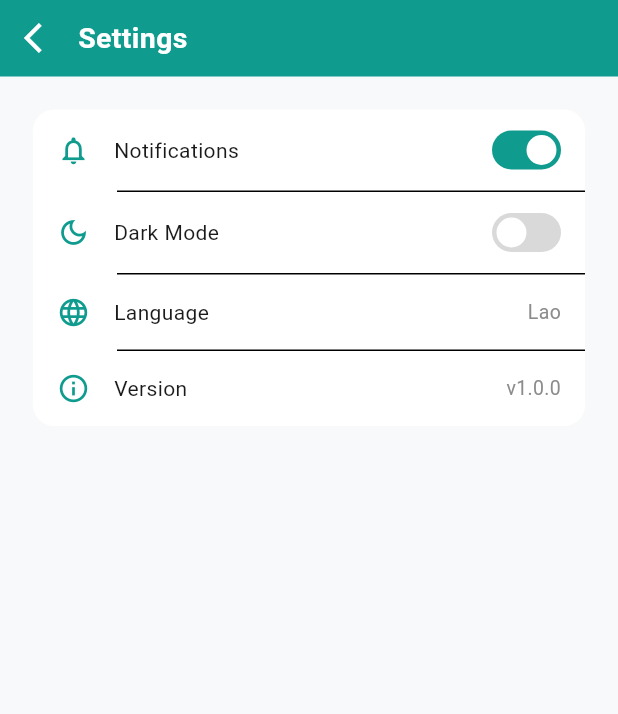
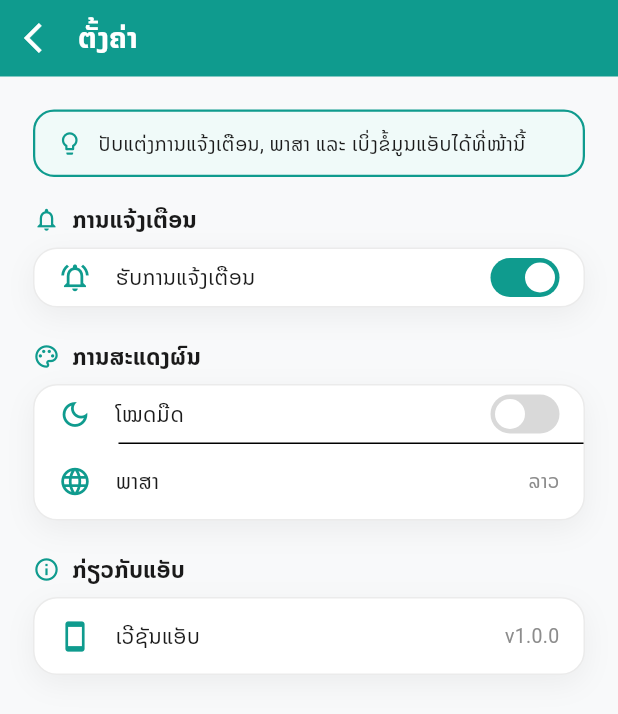
Before and after one commit to haen3689/motogate_v1, a Flutter app: the SettingsScreen screen opened by its route, on a phone screen of 412 x 824 dp. Shown: the top 714 px of the screen. Run offline on Flutter 3.47's test engine with Material 3 defaults, Android fonts, the phone set to English and light mode, and no system bars; drawn by our look-alikes of showcaseview; our stand-ins replace cloud_firestore, dio, firebase_analytics, firebase_auth, firebase_core, firebase_messaging and 5 more; accounts and stored records are empty; network calls fail.

Commit message:
Redesign Settings page, resize Documents cards, update dev API host
- Settings: rebuild with sectioned-card style (tip banner, grouped
  sections, Lao translations) replacing the old English stub UI
- Documents: enlarge card text/icons for readability
- api_client: point dev API base URL at current LAN IP

Co-Authored-By: Claude Sonnet 5 <noreply@anthropic.com>

```diff
--- a/lib/core/services/api_client.dart
+++ b/lib/core/services/api_client.dart
@@ -4,7 +4,7 @@ import 'package:flutter_secure_storage/flutter_secure_storage.dart';
 class ApiClient {
   static const _baseUrl = String.fromEnvironment(
     'API_BASE_URL',
-    defaultValue: 'http://192.168.100.8:3000/api/v1',
+    defaultValue: 'http://192.168.100.4:3000/api/v1',
   );
 
   static const _storage = FlutterSecureStorage();
--- a/lib/features/profile/settings_screen.dart
+++ b/lib/features/profile/settings_screen.dart
@@ -2,18 +2,127 @@ import 'package:flutter/material.dart';
 import '../../core/theme/app_colors.dart';
 import '../../core/theme/app_text_styles.dart';
 import '../../core/widgets/widgets.dart';
-class SettingsScreen extends StatefulWidget { const SettingsScreen({super.key}); @override State<SettingsScreen> createState() => _S(); }
-class _S extends State<SettingsScreen> {
-  bool _n = true, _d = false;
+
+class SettingsScreen extends StatefulWidget {
+  const SettingsScreen({super.key});
+  @override
+  State<SettingsScreen> createState() => _SettingsScreenState();
+}
+
+class _SettingsScreenState extends State<SettingsScreen> {
+  bool _notifications = true;
+  bool _darkMode = false;
+
   @override
   Widget build(BuildContext context) {
-    return Scaffold(backgroundColor: AppColors.background, appBar: const MgHeader(title: 'Settings'),
-      body: SingleChildScrollView(padding: const EdgeInsets.all(22), child: Container(decoration: BoxDecoration(color: AppColors.white, borderRadius: BorderRadius.circular(14)),
-        child: Column(children: [
-          _t(Icons.notifications_outlined, 'Notifications', MgToggle(value: _n, onChanged: (v) => setState(() => _n = v))), const Divider(height: 1, indent: 56),
-          _t(Icons.dark_mode_outlined, 'Dark Mode', MgToggle(value: _d, onChanged: (v) => setState(() => _d = v))), const Divider(height: 1, indent: 56),
-          _t(Icons.language, 'Language', const Text('Lao', style: AppTextStyles.bodySmall)), const Divider(height: 1, indent: 56),
-          _t(Icons.info_outline, 'Version', const Text('v1.0.0', style: AppTextStyles.bodySmall))]))));
+    return Scaffold(
+      backgroundColor: AppColors.background,
+      appBar: const MgHeader(title: 'ຕັ້ງຄ່າ'),
+      body: SingleChildScrollView(
+        padding: const EdgeInsets.all(22),
+        child: Column(
+          crossAxisAlignment: CrossAxisAlignment.start,
+          children: [
+            _tipBanner('ປັບແຕ່ງການແຈ້ງເຕືອນ, ພາສາ ແລະ ເບິ່ງຂໍ້ມູນແອັບໄດ້ທີ່ໜ້ານີ້'),
+            const SizedBox(height: 18),
+
+            _sectionHeader(Icons.notifications_outlined, 'ການແຈ້ງເຕືອນ'),
+            const SizedBox(height: 8),
+            _sectionCard([
+              _toggleRow(
+                icon: Icons.notifications_active_outlined,
+                label: 'ຮັບການແຈ້ງເຕືອນ',
+                value: _notifications,
+                onChanged: (v) => setState(() => _notifications = v),
+              ),
+            ]),
+            const SizedBox(height: 22),
+
+            _sectionHeader(Icons.palette_outlined, 'ການສະແດງຜົນ'),
+            const SizedBox(height: 8),
+            _sectionCard([
+              _toggleRow(
+                icon: Icons.dark_mode_outlined,
+                label: 'ໂໝດມືດ',
+                value: _darkMode,
+                onChanged: (v) => setState(() => _darkMode = v),
+              ),
+              const Divider(height: 1, indent: 56),
+              _infoRow(Icons.language, 'ພາສາ', 'ລາວ'),
+            ]),
+            const SizedBox(height: 22),
+
+            _sectionHeader(Icons.info_outline, 'ກ່ຽວກັບແອັບ'),
+            const SizedBox(height: 8),
+            _sectionCard([
+              _infoRow(Icons.smartphone_outlined, 'ເວີຊັນແອັບ', 'v1.0.0'),
+            ]),
+          ],
+        ),
+      ),
+    );
   }
-  Widget _t(IconData ic, String t, Widget tr) => Padding(padding: const EdgeInsets.symmetric(horizontal: 16, vertical: 14), child: Row(children: [Icon(ic, color: AppColors.primary, size: 22), const SizedBox(width: 16), Expanded(child: Text(t, style: AppTextStyles.bodyMedium)), tr]));
+
+  // ── Building blocks (shared sectioned-card style) ───────────────────────
+
+  Widget _tipBanner(String text) => Container(
+        padding: const EdgeInsets.symmetric(horizontal: 14, vertical: 12),
+        decoration: BoxDecoration(
+          color: AppColors.primarySurface,
+          borderRadius: BorderRadius.circular(14),
+          border: Border.all(color: AppColors.primary, width: 1.5),
+        ),
+        child: Row(crossAxisAlignment: CrossAxisAlignment.start, children: [
+          const Icon(Icons.lightbulb_outline, color: AppColors.primary, size: 18),
+          const SizedBox(width: 10),
+          Expanded(
+            child: Text(text,
+                style: AppTextStyles.bodySmall.copyWith(color: const Color(0xFF1A1A1A), height: 1.4)),
+          ),
+        ]),
+      );
+
+  Widget _sectionHeader(IconData icon, String title) => Row(children: [
+        Icon(icon, color: AppColors.primary, size: 18),
+        const SizedBox(width: 8),
+        Text(title, style: AppTextStyles.titleSmall.copyWith(fontSize: 15, fontWeight: FontWeight.w800)),
+      ]);
+
+  Widget _sectionCard(List<Widget> rows) => Container(
+        decoration: BoxDecoration(
+          color: Colors.white,
+          border: Border.all(color: AppColors.grey100),
+          borderRadius: BorderRadius.circular(16),
+          boxShadow: const [
+            BoxShadow(color: Color(0x0D000000), blurRadius: 16, offset: Offset(0, 6)),
+          ],
+        ),
+        child: Column(children: rows),
+      );
+
+  Widget _toggleRow({
+    required IconData icon,
+    required String label,
+    required bool value,
+    required ValueChanged<bool> onChanged,
+  }) =>
+      Padding(
+        padding: const EdgeInsets.symmetric(horizontal: 16, vertical: 6),
+        child: Row(children: [
+          Icon(icon, color: AppColors.primary, size: 22),
+          const SizedBox(width: 16),
+          Expanded(child: Text(label, style: AppTextStyles.bodyMedium)),
+          MgToggle(value: value, onChanged: onChanged),
+        ]),
+      );
+
+  Widget _infoRow(IconData icon, String label, String value) => Padding(
+        padding: const EdgeInsets.symmetric(horizontal: 16, vertical: 14),
+        child: Row(children: [
+          Icon(icon, color: AppColors.primary, size: 22),
+          const SizedBox(width: 16),
+          Expanded(child: Text(label, style: AppTextStyles.bodyMedium)),
+          Text(value, style: AppTextStyles.bodySmall.copyWith(color: AppColors.grey500)),
+        ]),
+      );
 }
```
Also changed, not shown: lib/features/documents/document_list_screen.dart (+21 -21 lines).
